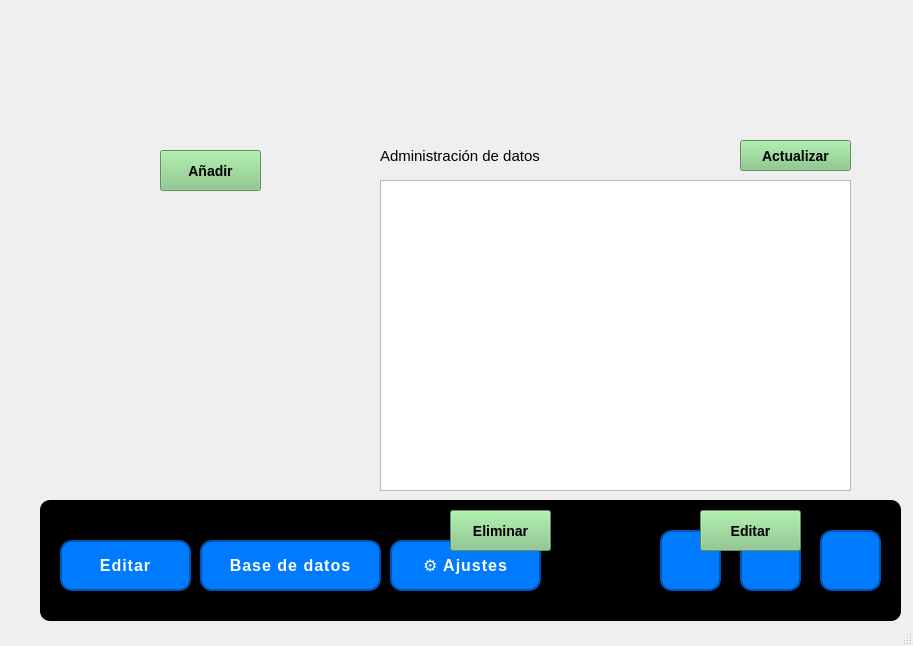
Qt form main.ui (julinavas14/trabajo_programacion_sql) before a commit.
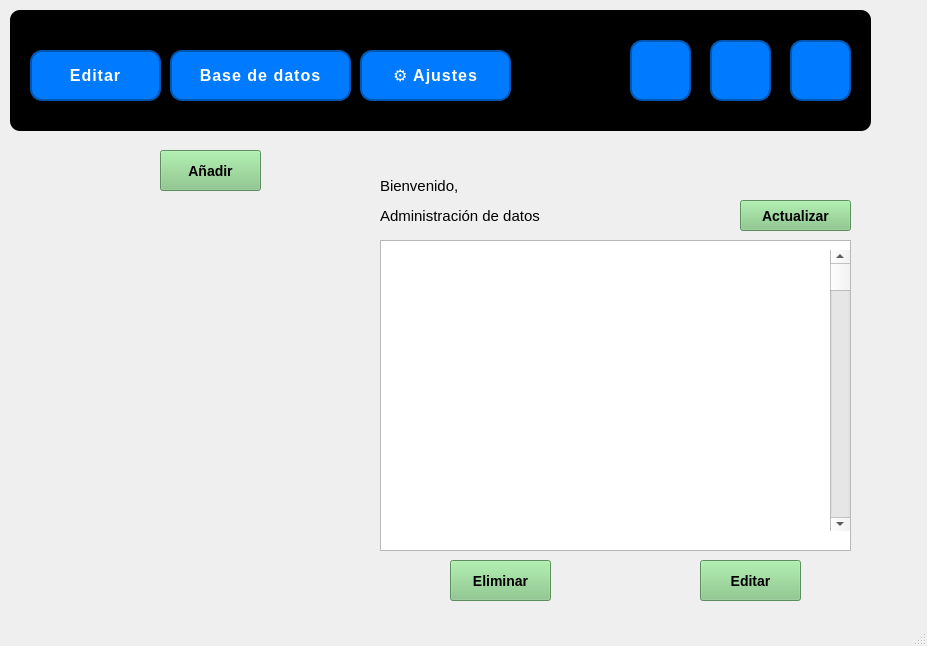
The same form after that commit. Icons and pictures are not drawn.

```diff
--- a/main.ui
+++ b/main.ui
@@ -6,7 +6,7 @@
    <rect>
     <x>0</x>
     <y>0</y>
-    <width>913</width>
+    <width>927</width>
     <height>646</height>
    </rect>
   </property>
@@ -24,7 +24,7 @@
     <property name="geometry">
      <rect>
       <x>380</x>
-      <y>180</y>
+      <y>240</y>
       <width>471</width>
       <height>311</height>
      </rect>
@@ -34,7 +34,7 @@
     <property name="geometry">
      <rect>
       <x>380</x>
-      <y>140</y>
+      <y>200</y>
       <width>161</width>
       <height>31</height>
      </rect>
@@ -56,8 +56,8 @@
    <widget class="QFrame" name="frame">
     <property name="geometry">
      <rect>
-      <x>40</x>
-      <y>500</y>
+      <x>10</x>
+      <y>10</y>
       <width>861</width>
       <height>121</height>
      </rect>
@@ -211,7 +211,7 @@
     <property name="geometry">
      <rect>
       <x>450</x>
-      <y>510</y>
+      <y>560</y>
       <width>101</width>
       <height>41</height>
      </rect>
@@ -261,7 +261,7 @@
     <property name="geometry">
      <rect>
       <x>700</x>
-      <y>510</y>
+      <y>560</y>
       <width>101</width>
       <height>41</height>
      </rect>
@@ -286,7 +286,7 @@
     <property name="geometry">
      <rect>
       <x>740</x>
-      <y>140</y>
+      <y>200</y>
       <width>111</width>
       <height>31</height>
      </rect>
@@ -307,6 +307,36 @@
      <string>Actualizar</string>
     </property>
    </widget>
+   <widget class="QScrollBar" name="verticalScrollBar">
+    <property name="geometry">
+     <rect>
+      <x>830</x>
+      <y>250</y>
+      <width>20</width>
+      <height>281</height>
+     </rect>
+    </property>
+    <property name="orientation">
+     <enum>Qt::Vertical</enum>
+    </property>
+   </widget>
+   <widget class="QLabel" name="labelusu">
+    <property name="geometry">
+     <rect>
+      <x>380</x>
+      <y>170</y>
+      <width>291</width>
+      <height>31</height>
+     </rect>
+    </property>
+    <property name="styleSheet">
+     <string notr="true">font: 15px;
+font-family: 'Open Sans', Arial, sans-serif;</string>
+    </property>
+    <property name="text">
+     <string>Bienvenido,</string>
+    </property>
+   </widget>
   </widget>
   <widget class="QMenuBar" name="menubar">
    <property name="geometry">
```
Left out of the diff: 2 changed lines with no effect on the pictures.
